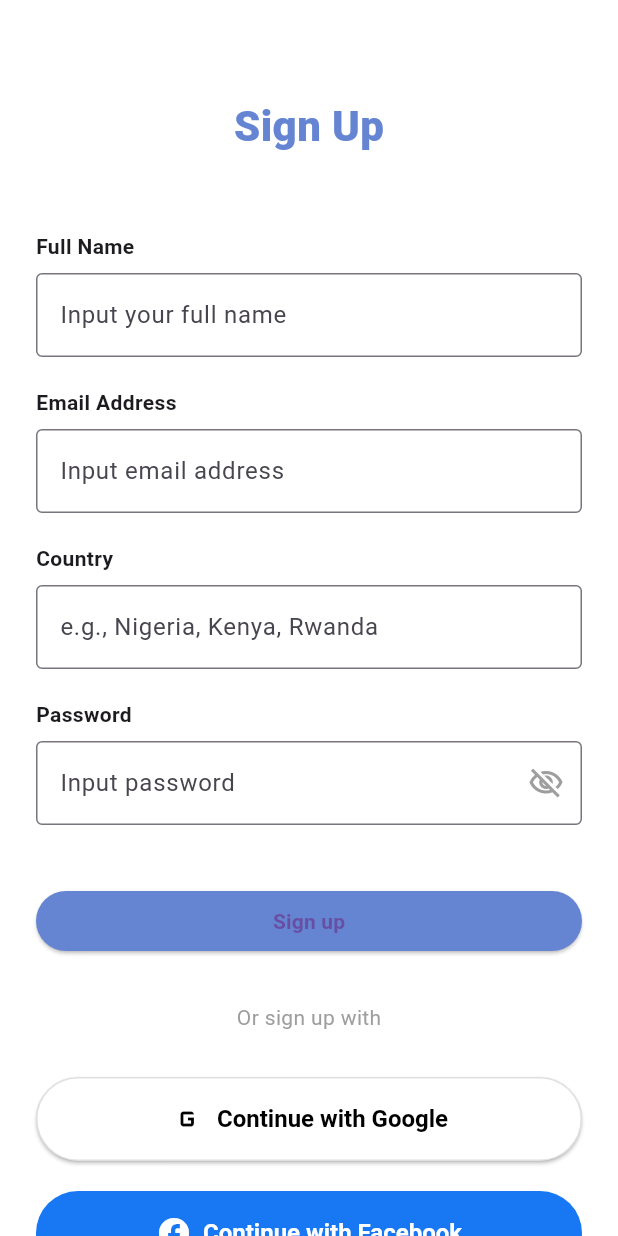
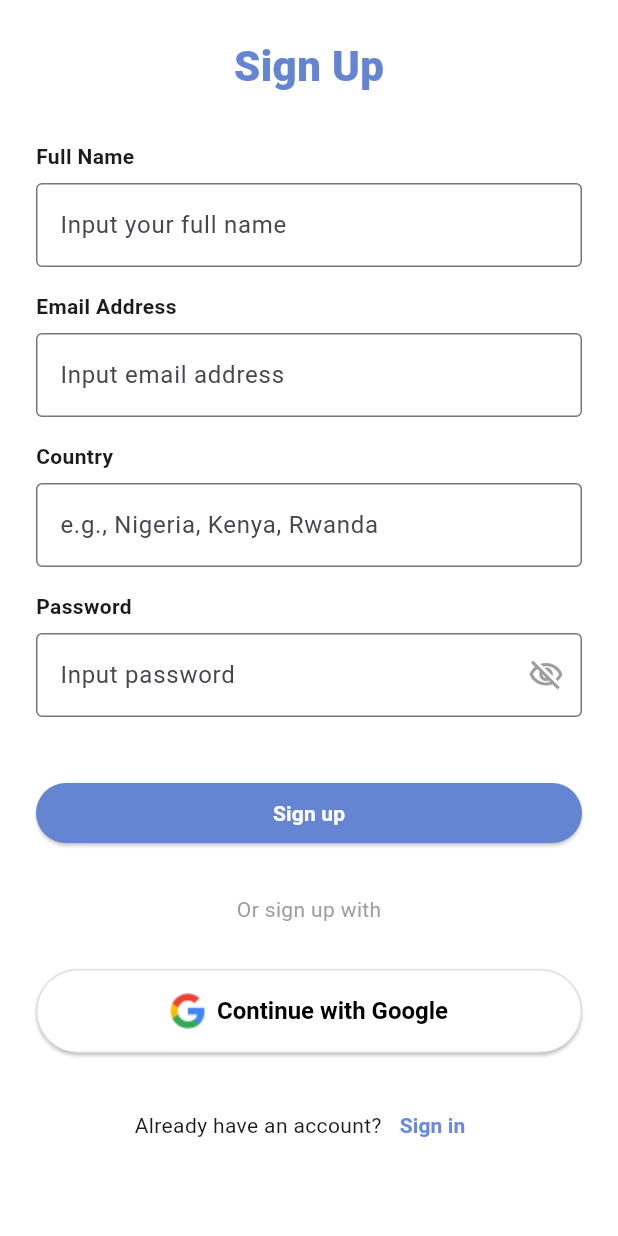
Before and after one commit to D-Agbikossi/style_her_app, a Flutter app: the screen it shows after launch, after a tap on "Skip", on a phone screen of 412 x 824 dp. Run offline on Flutter 3.47's test engine with Material 3 defaults, Android fonts, the phone set to English and light mode, and no system bars; our stand-ins replace cloud_firestore, firebase_auth, firebase_core, smooth_page_indicator; accounts and stored records are empty.

Commit message:
Refactor code structure for improved readability and maintainability

```diff
--- a/frontend/lib/main.dart
+++ b/frontend/lib/main.dart
@@ -111,8 +111,20 @@ class MyApp extends StatelessWidget {
  * Authentication decision widget
  * Determines whether to show onboarding or main app based on user login status
  */
-class AuthOrOnboarding extends StatelessWidget {
+class AuthOrOnboarding extends StatefulWidget {
   const AuthOrOnboarding({super.key});
+
+  @override
+  State<AuthOrOnboarding> createState() => _AuthOrOnboardingState();
+}
+
+class _AuthOrOnboardingState extends State<AuthOrOnboarding> {
+  @override
+  void initState() {
+    super.initState();
+    // Uncomment the line below to force logout on app restart (for testing)
+    FirebaseAuth.instance.signOut();
+  }
 
   @override
   Widget build(BuildContext context) {
--- a/frontend/lib/screens/onboarding_screen.dart
+++ b/frontend/lib/screens/onboarding_screen.dart
@@ -195,20 +195,12 @@ class _OnboardingPage extends StatelessWidget {
     return Column(
       mainAxisAlignment: MainAxisAlignment.center,
       children: [
-        // --- IMAGE PLACEHOLDER ---
-        // Replace this Container with your Image.asset
-        Container(
+        Image.asset(
+          'assets/style_her.png',
           width: 250,
           height: 250,
-          decoration: BoxDecoration(
-            color: Colors.grey[100],
-            shape: BoxShape.circle,
-          ),
-          child: Center(
-            child: Icon(Icons.image, size: 100, color: Colors.grey[300]),
-          ),
+          fit: BoxFit.contain,
         ),
-        // --- END PLACEHOLDER ---
         const SizedBox(height: 60),
         Text(
           title,
--- a/frontend/lib/screens/signup_screen.dart
+++ b/frontend/lib/screens/signup_screen.dart
@@ -120,14 +120,11 @@ class _SignUpScreenState extends State<SignUpScreen> {
     return Scaffold(
       body: SafeArea(
         child: SingleChildScrollView(
-          padding: EdgeInsets.symmetric(
-            horizontal: 24.0,
-            vertical: isSmallScreen ? 16.0 : 24.0,
-          ),
+          padding: const EdgeInsets.symmetric(horizontal: 24.0),
           child: Column(
             crossAxisAlignment: CrossAxisAlignment.start,
             children: [
-              SizedBox(height: isSmallScreen ? 20 : 40),
+              SizedBox(height: isSmallScreen ? 16 : 24),
               Center(
                 child: Text(
                   "Sign Up",
@@ -138,17 +135,17 @@ class _SignUpScreenState extends State<SignUpScreen> {
                   ),
                 ),
               ),
-              SizedBox(height: isSmallScreen ? 30 : 50),
+              SizedBox(height: isSmallScreen ? 20 : 30),
               Form(
                 key: _formKey,
                 child: Column(
                   children: [
                     _buildNameField(),
-                    SizedBox(height: isSmallScreen ? 16 : 20),
+                    SizedBox(height: isSmallScreen ? 12 : 16),
                     _buildEmailField(),
-                    SizedBox(height: isSmallScreen ? 16 : 20),
+                    SizedBox(height: isSmallScreen ? 12 : 16),
                     _buildCountryField(),
-                    SizedBox(height: isSmallScreen ? 16 : 20),
+                    SizedBox(height: isSmallScreen ? 12 : 16),
                     _buildPasswordField(),
                   ],
                 ),
@@ -160,6 +157,7 @@ class _SignUpScreenState extends State<SignUpScreen> {
                   onPressed: _isLoading ? null : _handleSignUp,
                   style: ElevatedButton.styleFrom(
                     backgroundColor: const Color(0xFF6585D3),
+                    foregroundColor: Colors.white,
                   ),
                   child: _isLoading
                       ? const SizedBox(
@@ -188,21 +186,7 @@ class _SignUpScreenState extends State<SignUpScreen> {
                 foregroundColor: Colors.black,
                 isGoogle: true,
               ),
-              SizedBox(height: isSmallScreen ? 12 : 20),
-              _buildSocialButton(
-                iconPath: 'assets/facebook_logo.png',
-                label: "Continue with Facebook",
-                backgroundColor: const Color(0xFF1877F2),
-                foregroundColor: Colors.white,
-              ),
-              SizedBox(height: isSmallScreen ? 12 : 20),
-              _buildSocialButton(
-                iconPath: 'assets/apple_logo.png',
-                label: "Continue with Apple",
-                backgroundColor: Colors.black,
-                foregroundColor: Colors.white,
-              ),
-              SizedBox(height: isSmallScreen ? 24 : 40),
+              SizedBox(height: isSmallScreen ? 16 : 24),
               Row(
                 mainAxisAlignment: MainAxisAlignment.center,
                 children: [
@@ -332,15 +316,16 @@ class _SignUpScreenState extends State<SignUpScreen> {
     final screenHeight = MediaQuery.of(context).size.height;
     final isSmallScreen = screenHeight < 700;
 
-    IconData iconData = Icons.error;
-    if (label.contains("Google")) iconData = Icons.g_mobiledata;
-    if (label.contains("Facebook")) iconData = Icons.facebook;
-    if (label.contains("Apple")) iconData = Icons.apple;
+    IconData iconData = Icons.g_mobiledata;
 
     return SizedBox(
       width: double.infinity,
       child: ElevatedButton.icon(
-        icon: Icon(iconData, size: isSmallScreen ? 20 : 24),
+        icon: Image.asset(
+          'assets/google_logo.png',
+          width: isSmallScreen ? 20 : 24,
+          height: isSmallScreen ? 20 : 24,
+        ),
         label: Text(label),
         style: ElevatedButton.styleFrom(
           backgroundColor: backgroundColor,
--- a/frontend/pubspec.yaml
+++ b/frontend/pubspec.yaml
@@ -66,8 +66,8 @@ flutter:
   uses-material-design: true
 
   # To add assets to your application, add an assets section, like this:
-  # assets:
-  #   - images/a_dot_burr.jpeg
+  assets:
+   - assets/
   #   - images/a_dot_ham.jpeg
 
   # An image asset can refer to one or more resolution-specific "variants", see
```
Also changed, not shown: frontend/lib/screens/home_screen.dart (+19 -4 lines), frontend/lib/screens/login_screen.dart (+16 -31 lines), frontend/assets/google_logo.png (added), frontend/assets/style_her.png (added), frontend/pubspec.lock, 2 other files.
